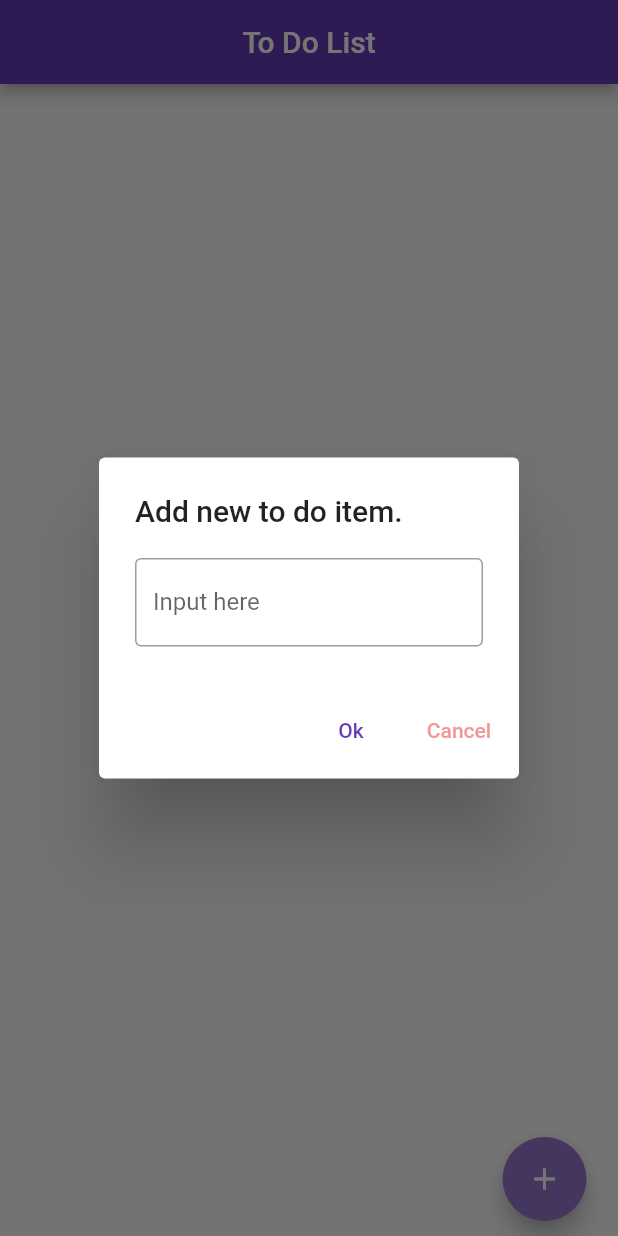
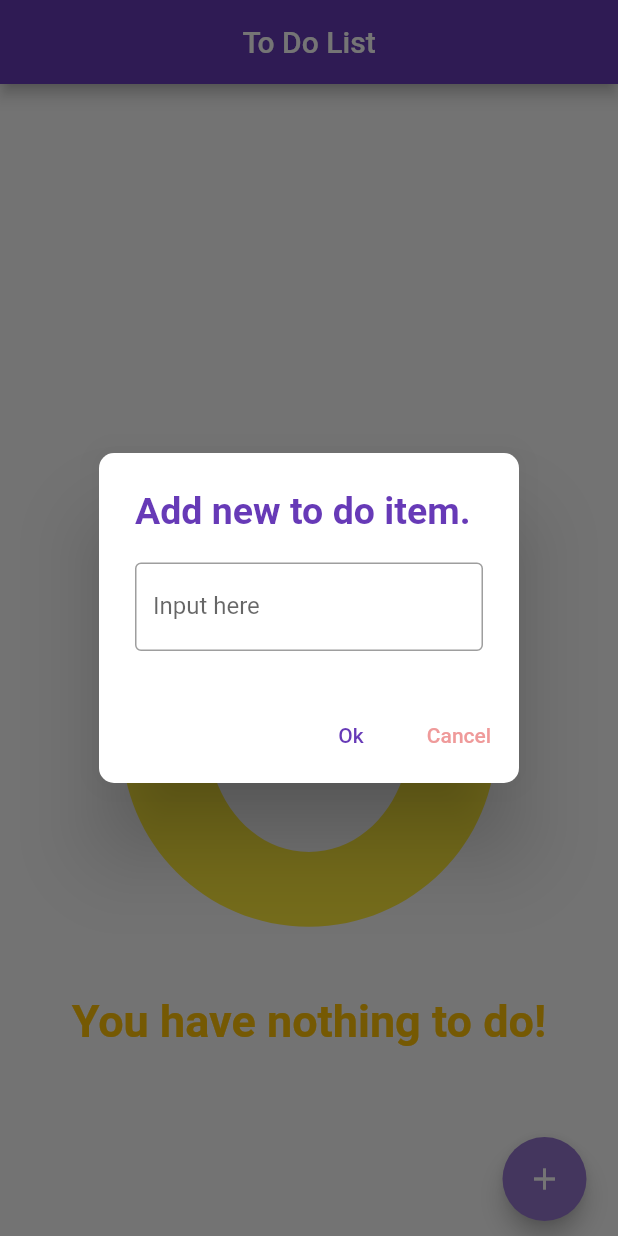
Before and after one commit to MarkTalandron19/Talandron_FlutterToDoList, a Flutter app: the screen it shows after launch, after a tap on the "add" icon, on a phone screen of 412 x 824 dp. Run offline on Flutter 3.47's test engine with Material 2 defaults, Android fonts, the phone set to English and light mode, and no system bars.

Commit message:
removed ToDoItem class and more styling

```diff
--- a/lib/ToDoList.dart
+++ b/lib/ToDoList.dart
@@ -1,6 +1,5 @@
 import 'package:flutter/material.dart';
 import 'ToDo.dart';
-import 'ToDoItem.dart';
 
 class ToDoList extends StatefulWidget {
   const ToDoList({super.key});
@@ -23,9 +22,51 @@ class _ToDoListState extends State<ToDoList> {
         ),
         body: Center(
           child: Column(
-            mainAxisAlignment: MainAxisAlignment.spaceAround,
+            mainAxisAlignment: MainAxisAlignment.end,
             children: <Widget>[
-              Expanded(
+              toDoList.isEmpty ? displayEmpty(context) : displayList(context),
+              Row(
+                children: <Widget>[
+                  const SizedBox(width: 335),
+                  FloatingActionButton(
+                    backgroundColor: Colors.deepPurple[300],
+                    onPressed: (() {
+                      displayAddInput(context);
+                    }),
+                    child: const Icon(
+                      Icons.add,
+                    ),
+                  ),
+                ],
+              ),
+              const SizedBox(height: 10),
+            ],
+          ),
+        ));
+  }
+
+  Widget displayEmpty(BuildContext context) {
+    return Column(
+      children: const [
+        Icon(
+          Icons.emoji_emotions,
+          color: Colors.yellow,
+          size: 300,
+        ),
+        SizedBox(height: 20),
+        Text("You have nothing to do!",
+            style: TextStyle(
+              fontWeight: FontWeight.bold,
+              fontSize: 30,
+              color: Colors.amber,
+            )),
+        SizedBox(height: 60),
+      ],
+    );
+  }
+
+  Widget displayList(BuildContext context) {
+    return Expanded(
       child: ListView(
         children: <Widget>[
           Column(
@@ -36,13 +77,16 @@ class _ToDoListState extends State<ToDoList> {
                   children: [
                     SizedBox(
                       width: 200,
-                                child: ToDoItem(
-                                  todo: todo,
+                      child: Text(
+                        todo.getItem(),
+                        style: const TextStyle(
+                          fontSize: 20,
+                          color: Color.fromARGB(255, 134, 193, 242),
+                        ),
                       ),
                     ),
                     Row(
-                                mainAxisAlignment:
-                                    MainAxisAlignment.spaceBetween,
+                      mainAxisAlignment: MainAxisAlignment.spaceBetween,
                       children: [
                         Checkbox(
                             value: todo.getFinish(),
@@ -83,25 +127,7 @@ class _ToDoListState extends State<ToDoList> {
           ),
         ],
       ),
-              ),
-              Row(
-                children: <Widget>[
-                  const SizedBox(width: 335),
-                  FloatingActionButton(
-                    backgroundColor: Colors.deepPurple[300],
-                    onPressed: (() {
-                      displayAddInput(context);
-                    }),
-                    child: const Icon(
-                      Icons.add,
-                    ),
-                  ),
-                ],
-              ),
-              const SizedBox(height: 10),
-            ],
-          ),
-        ));
+    );
   }
 
   Future<void> displayEmptyError(BuildContext context) async {
@@ -109,8 +135,19 @@ class _ToDoListState extends State<ToDoList> {
         context: context,
         builder: ((context) {
           return AlertDialog(
-            title: const Text("Error"),
-            content: const Text("Textfield is empty."),
+            title: const Text(
+              "Error",
+              style: TextStyle(
+                fontWeight: FontWeight.bold,
+                fontSize: 25,
+                color: Colors.red,
+              ),
+            ),
+            content: const Text("Textfield is empty.",
+                style: TextStyle(
+                  fontSize: 15,
+                  fontWeight: FontWeight.bold,
+                )),
             actions: [
               TextButton(
                 onPressed: () {
@@ -128,7 +165,16 @@ class _ToDoListState extends State<ToDoList> {
         context: context,
         builder: ((context) {
           return AlertDialog(
-            title: const Text("Add new to do item."),
+            shape: const RoundedRectangleBorder(
+                borderRadius: BorderRadius.all(Radius.circular(10.0))),
+            title: const Text(
+              "Add new to do item.",
+              style: TextStyle(
+                fontSize: 25,
+                fontWeight: FontWeight.bold,
+                color: Colors.deepPurple,
+              ),
+            ),
             content: TextField(
               controller: itemController,
               decoration: const InputDecoration(
@@ -173,7 +219,14 @@ class _ToDoListState extends State<ToDoList> {
         context: context,
         builder: ((context) {
           return AlertDialog(
-            title: const Text("Input edit."),
+            title: const Text(
+              "Input edit",
+              style: TextStyle(
+                fontSize: 25,
+                fontWeight: FontWeight.bold,
+                color: Colors.deepPurple,
+              ),
+            ),
             content: TextField(
               controller: editController,
               decoration: const InputDecoration(
--- a/lib/main.dart
+++ b/lib/main.dart
@@ -12,6 +12,7 @@ class MyApp extends StatelessWidget {
   Widget build(BuildContext context) {
     return MaterialApp(
       title: 'To Do List',
+      debugShowCheckedModeBanner: false,
       theme: ThemeData(
         primarySwatch: Colors.deepPurple,
       ),
```
Also changed, not shown: lib/ToDoItem.dart (deleted, +0 -17 lines). Lines whose indentation alone changed are shown as unchanged.
